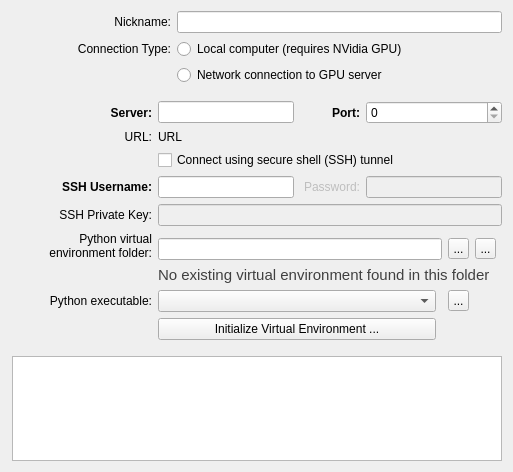
Qt form GUI/Qt/Windows/DeepLearningServerEditor.ui (pyushkevich/itksnap) before a commit.
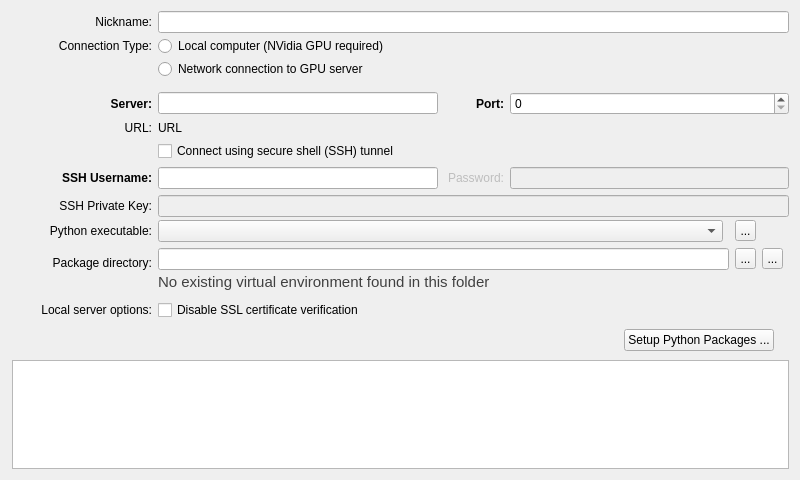
The same form after that commit. Icons and pictures are not drawn. Custom widgets are drawn as their Qt base class.

Commit message: Steady improvements of the DSL editor dialog, etc

What changed in the file:
```diff
--- a/GUI/Qt/Windows/DeepLearningServerEditor.ui
+++ b/GUI/Qt/Windows/DeepLearningServerEditor.ui
@@ -6,26 +6,250 @@
    <rect>
     <x>0</x>
     <y>0</y>
-    <width>513</width>
-    <height>472</height>
+    <width>800</width>
+    <height>480</height>
    </rect>
   </property>
+  <property name="minimumSize">
+   <size>
+    <width>800</width>
+    <height>480</height>
+   </size>
+  </property>
   <property name="windowTitle">
    <string>Dialog</string>
   </property>
   <property name="styleSheet">
    <string notr="true"/>
   </property>
-  <layout class="QGridLayout" name="gridLayout" columnstretch="0,0,0">
+  <layout class="QGridLayout" name="gridLayout" columnstretch="0,1,0" columnminimumwidth="140,0,0">
    <property name="leftMargin">
     <number>12</number>
    </property>
-   <property name="spacing">
+   <property name="horizontalSpacing">
     <number>6</number>
    </property>
+   <property name="verticalSpacing">
+    <number>3</number>
+   </property>
    <item row="0" column="1" colspan="2">
     <widget class="QLineEdit" name="inNickname"/>
    </item>
+   <item row="5" column="0" colspan="3">
+    <widget class="QWidget" name="grpLocal" native="true">
+     <layout class="QGridLayout" name="gridLayout_4" rowstretch="0,0,0,0,0,0,0,1" columnstretch="0,1,0,0,0,0" columnminimumwidth="140,0,0,0,0,0">
+      <property name="leftMargin">
+       <number>0</number>
+      </property>
+      <property name="topMargin">
+       <number>0</number>
+      </property>
+      <property name="rightMargin">
+       <number>0</number>
+      </property>
+      <property name="bottomMargin">
+       <number>0</number>
+      </property>
+      <property name="horizontalSpacing">
+       <number>6</number>
+      </property>
+      <property name="verticalSpacing">
+       <number>3</number>
+      </property>
+      <item row="2" column="1" colspan="2">
+       <widget class="QLineEdit" name="inPythonVEnv">
+        <property name="toolTip">
+         <string>This is the location where Python packages needed to run the ITK-SNAP deep learning extension server will be installed.</string>
+        </property>
+       </widget>
+      </item>
+      <item row="0" column="3">
+       <widget class="QToolButton" name="btnFindPythonExe">
+        <property name="maximumSize">
+         <size>
+          <width>21</width>
+          <height>21</height>
+         </size>
+        </property>
+        <property name="toolTip">
+         <string>Select the Python interpreter from a custom location.</string>
+        </property>
+        <property name="text">
+         <string>...</string>
+        </property>
+        <property name="icon">
+         <iconset theme="QIcon::ThemeIcon::DocumentOpen"/>
+        </property>
+       </widget>
+      </item>
+      <item row="2" column="4">
+       <widget class="QToolButton" name="btnResetVEnvFolderToDefault">
+        <property name="maximumSize">
+         <size>
+          <width>21</width>
+          <height>21</height>
+         </size>
+        </property>
+        <property name="toolTip">
+         <string>Use the default location for installing Python packages needed to run the ITK-SNAP deep learning extension server.</string>
+        </property>
+        <property name="text">
+         <string>...</string>
+        </property>
+        <property name="icon">
+         <iconset theme="QIcon::ThemeIcon::ViewRefresh"/>
+        </property>
+       </widget>
+      </item>
+      <item row="2" column="3">
+       <widget class="QToolButton" name="btnFindVEnvFolder">
+        <property name="maximumSize">
+         <size>
+          <width>21</width>
+          <height>21</height>
+         </size>
+        </property>
+        <property name="toolTip">
+         <string>Select the location where Python packages needed to run the ITK-SNAP deep learning extension server will be installed.</string>
+        </property>
+        <property name="text">
+         <string>...</string>
+        </property>
+        <property name="icon">
+         <iconset theme="QIcon::ThemeIcon::DocumentOpen"/>
+        </property>
+       </widget>
+      </item>
+      <item row="1" column="0" rowspan="2">
+       <widget class="QLabel" name="lblPythonVEnv">
+        <property name="maximumSize">
+         <size>
+          <width>140</width>
+          <height>16777215</height>
+         </size>
+        </property>
+        <property name="text">
+         <string>Package directory:</string>
+        </property>
+        <property name="alignment">
+         <set>Qt::AlignmentFlag::AlignBottom|Qt::AlignmentFlag::AlignRight|Qt::AlignmentFlag::AlignTrailing</set>
+        </property>
+        <property name="wordWrap">
+         <bool>false</bool>
+        </property>
+       </widget>
+      </item>
+      <item row="0" column="1">
+       <widget class="QComboBox" name="inPythonExe">
+        <property name="toolTip">
+         <string>Select the Python interpreter that will be used to run the local ITK-SNAP deep learning extensions server.</string>
+        </property>
+       </widget>
+      </item>
+      <item row="7" column="0" colspan="6">
+       <widget class="QProcessOutputTextWidget" name="txtInstallLog"/>
+      </item>
+      <item row="4" column="0">
+       <spacer name="verticalSpacer_3">
+        <property name="orientation">
+         <enum>Qt::Orientation::Vertical</enum>
+        </property>
+        <property name="sizeType">
+         <enum>QSizePolicy::Policy::Fixed</enum>
+        </property>
+        <property name="sizeHint" stdset="0">
+         <size>
+          <width>20</width>
+          <height>6</height>
+         </size>
+        </property>
+       </spacer>
+      </item>
+      <item row="3" column="1" colspan="4">
+       <widget class="QLabel" name="lblPythonVEnvStatus">
+        <property name="styleSheet">
+         <string notr="true">font-size:11pt;
+color: rgb(64, 64, 64);</string>
+        </property>
+        <property name="text">
+         <string>No existing virtual environment found in this folder</string>
+        </property>
+       </widget>
+      </item>
+      <item row="5" column="1">
+       <widget class="QCheckBox" name="chkNoSSLVerify">
+        <property name="toolTip">
+         <string>This will allow the local ITK-SNAP deep learning extension server to download trained models from huggingface.co without SSL certificate verification. Turn on this option if you encounter errors related to invalid or missing SSL certificates.</string>
+        </property>
+        <property name="text">
+         <string>Disable SSL certificate verification</string>
+        </property>
+       </widget>
+      </item>
+      <item row="0" column="0">
+       <widget class="QLabel" name="lblPythonVEnv_2">
+        <property name="text">
+         <string>Python executable:</string>
+        </property>
+        <property name="alignment">
+         <set>Qt::AlignmentFlag::AlignRight|Qt::AlignmentFlag::AlignTrailing|Qt::AlignmentFlag::AlignVCenter</set>
+        </property>
+        <property name="wordWrap">
+         <bool>true</bool>
+        </property>
+       </widget>
+      </item>
+      <item row="5" column="0">
+       <widget class="QLabel" name="lblPythonVEnv_3">
+        <property name="text">
+         <string>Local server options:</string>
+        </property>
+        <property name="alignment">
+         <set>Qt::AlignmentFlag::AlignRight|Qt::AlignmentFlag::AlignTrailing|Qt::AlignmentFlag::AlignVCenter</set>
+        </property>
+        <property name="wordWrap">
+         <bool>true</bool>
+        </property>
+       </widget>
+      </item>
+      <item row="6" column="1" colspan="4">
+       <widget class="QWidget" name="widget" native="true">
+        <layout class="QHBoxLayout" name="horizontalLayout">
+         <property name="topMargin">
+          <number>6</number>
+         </property>
+         <property name="bottomMargin">
+          <number>6</number>
+         </property>
+         <item>
+          <spacer name="horizontalSpacer">
+           <property name="orientation">
+            <enum>Qt::Orientation::Horizontal</enum>
+           </property>
+           <property name="sizeHint" stdset="0">
+            <size>
+             <width>40</width>
+             <height>20</height>
+            </size>
+           </property>
+          </spacer>
+         </item>
+         <item>
+          <widget class="QPushButton" name="btnConfigurePackages">
+           <property name="toolTip">
+            <string>This will install (or re-install) the Python packages needed to run the ITK-SNAP deep learning extensions server locally.</string>
+           </property>
+           <property name="text">
+            <string>Setup Python Packages ...</string>
+           </property>
+          </widget>
+         </item>
+        </layout>
+       </widget>
+      </item>
+     </layout>
+    </widget>
+   </item>
    <item row="1" column="0">
     <widget class="QLabel" name="label_15">
      <property name="text">
@@ -36,13 +260,6 @@
      </property>
     </widget>
    </item>
-   <item row="2" column="1" colspan="2">
-    <widget class="QRadioButton" name="radioConnRemote">
-     <property name="text">
-      <string>Network connection to GPU server</string>
-     </property>
-    </widget>
-   </item>
    <item row="0" column="0">
     <widget class="QLabel" name="label_9">
      <property name="text">
@@ -53,7 +270,7 @@
      </property>
     </widget>
    </item>
-   <item row="3" column="0" colspan="3">
+   <item row="4" column="0" colspan="3">
     <widget class="QWidget" name="grpRemote" native="true">
      <layout class="QGridLayout" name="gridLayout_3" columnstretch="0,1,0,1" columnminimumwidth="140,130,60,130">
       <property name="leftMargin">
@@ -230,195 +447,29 @@
      </layout>
     </widget>
    </item>
-   <item row="12" column="1">
-    <spacer name="verticalSpacer">
-     <property name="orientation">
-      <enum>Qt::Orientation::Vertical</enum>
-     </property>
-     <property name="sizeHint" stdset="0">
-      <size>
-       <width>20</width>
-       <height>40</height>
-      </size>
-     </property>
-    </spacer>
-   </item>
    <item row="1" column="1" colspan="2">
     <widget class="QRadioButton" name="radioConnLocal">
      <property name="text">
-      <string>Local computer (requires NVidia GPU)</string>
+      <string>Local computer (NVidia GPU required)</string>
      </property>
     </widget>
    </item>
-   <item row="4" column="0" colspan="3">
-    <widget class="QWidget" name="grpLocal" native="true">
-     <layout class="QGridLayout" name="gridLayout_4" rowstretch="0,0,0,0,0,0,0" columnstretch="0,1,0,0,1,0" columnminimumwidth="140,0,0,0,0,0">
-      <property name="leftMargin">
-       <number>0</number>
-      </property>
-      <property name="topMargin">
-       <number>0</number>
-      </property>
-      <property name="rightMargin">
-       <number>0</number>
-      </property>
-      <property name="bottomMargin">
-       <number>0</number>
-      </property>
-      <property name="spacing">
-       <number>6</number>
-      </property>
-      <item row="0" column="1">
-       <spacer name="verticalSpacer_2">
-        <property name="orientation">
-         <enum>Qt::Orientation::Vertical</enum>
-        </property>
-        <property name="sizeType">
-         <enum>QSizePolicy::Policy::Fixed</enum>
-        </property>
-        <property name="sizeHint" stdset="0">
-         <size>
-          <width>20</width>
-          <height>0</height>
-         </size>
-        </property>
-       </spacer>
-      </item>
-      <item row="1" column="1" colspan="2">
-       <widget class="QLineEdit" name="inPythonVEnv"/>
-      </item>
-      <item row="4" column="1">
-       <widget class="QPushButton" name="btnVEnvConfigure">
-        <property name="text">
-         <string>Initialize Virtual Environment ...</string>
-        </property>
-       </widget>
-      </item>
-      <item row="5" column="0">
-       <spacer name="verticalSpacer_3">
-        <property name="orientation">
-         <enum>Qt::Orientation::Vertical</enum>
-        </property>
-        <property name="sizeType">
-         <enum>QSizePolicy::Policy::Fixed</enum>
-        </property>
-        <property name="sizeHint" stdset="0">
-         <size>
-          <width>20</width>
-          <height>10</height>
-         </size>
-        </property>
-       </spacer>
-      </item>
-      <item row="1" column="3">
-       <widget class="QToolButton" name="btnFindVEnvFolder">
-        <property name="maximumSize">
-         <size>
-          <width>21</width>
-          <height>21</height>
-         </size>
-        </property>
-        <property name="toolTip">
-         <string>Select path for the Python virtual environment</string>
-        </property>
-        <property name="text">
-         <string>...</string>
-        </property>
-        <property name="icon">
-         <iconset theme="QIcon::ThemeIcon::DocumentOpen"/>
-        </property>
-       </widget>
-      </item>
-      <item row="6" column="0" colspan="6">
-       <widget class="QPlainTextEdit" name="txtInstallLog">
-        <property name="readOnly">
-         <bool>true</bool>
-        </property>
-       </widget>
-      </item>
-      <item row="1" column="4">
-       <widget class="QToolButton" name="btnResetVEnvFolderToDefault">
-        <property name="maximumSize">
-         <size>
-          <width>21</width>
-          <height>21</height>
-         </size>
-        </property>
-        <property name="toolTip">
-         <string>Use the default Python virtual environment location for ITK-SNAP</string>
-        </property>
-        <property name="text">
-         <string>...</string>
-        </property>
-        <property name="icon">
-         <iconset theme="QIcon::ThemeIcon::ViewRefresh"/>
-        </property>
-       </widget>
-      </item>
-      <item row="0" column="0" rowspan="2">
-       <widget class="QLabel" name="lblPythonVEnv">
-        <property name="text">
-         <string>Python virtual environment folder:</string>
-        </property>
-        <property name="alignment">
-         <set>Qt::AlignmentFlag::AlignBottom|Qt::AlignmentFlag::AlignRight|Qt::AlignmentFlag::AlignTrailing</set>
-        </property>
-        <property name="wordWrap">
-         <bool>true</bool>
-        </property>
-       </widget>
-      </item>
-      <item row="2" column="1" colspan="4">
-       <widget class="QLabel" name="lblPythonVEnvStatus">
-        <property name="styleSheet">
-         <string notr="true">font-size:11pt;
-color: rgb(64, 64, 64);</string>
-        </property>
-        <property name="text">
-         <string>No existing virtual environment found in this folder</string>
-        </property>
-       </widget>
-      </item>
-      <item row="3" column="1">
-       <widget class="QComboBox" name="inPythonExe"/>
-      </item>
-      <item row="3" column="0">
-       <widget class="QLabel" name="lblPythonVEnv_2">
-        <property name="text">
-         <string>Python executable:</string>
-        </property>
-        <property name="alignment">
-         <set>Qt::AlignmentFlag::AlignRight|Qt::AlignmentFlag::AlignTrailing|Qt::AlignmentFlag::AlignVCenter</set>
-        </property>
-        <property name="wordWrap">
-         <bool>true</bool>
-        </property>
-       </widget>
-      </item>
-      <item row="3" column="3">
-       <widget class="QToolButton" name="btnFindPythonExe">
-        <property name="maximumSize">
-         <size>
-          <width>21</width>
-          <height>21</height>
-         </size>
-        </property>
-        <property name="toolTip">
-         <string>Select path for the Python virtual environment</string>
-        </property>
-        <property name="text">
-         <string>...</string>
-        </property>
-        <property name="icon">
-         <iconset theme="QIcon::ThemeIcon::DocumentOpen"/>
-        </property>
-       </widget>
-      </item>
-     </layout>
+   <item row="2" column="1">
+    <widget class="QRadioButton" name="radioConnRemote">
+     <property name="text">
+      <string>Network connection to GPU server</string>
+     </property>
     </widget>
    </item>
   </layout>
  </widget>
+ <customwidgets>
+  <customwidget>
+   <class>QProcessOutputTextWidget</class>
+   <extends>QTextEdit</extends>
+   <header>QProcessOutputTextWidget.h</header>
+  </customwidget>
+ </customwidgets>
  <tabstops>
   <tabstop>inNickname</tabstop>
  </tabstops>
```
Left out of the diff: 15 changed lines with no effect on the pictures. The commit also changes 6 other files.
